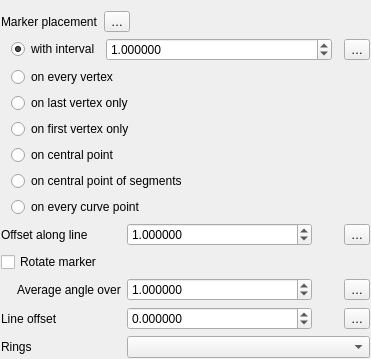
The window that src/ui/symbollayer/widget_markerline.ui (qgis/QGIS) describes before a commit, drawn with Qt 5.
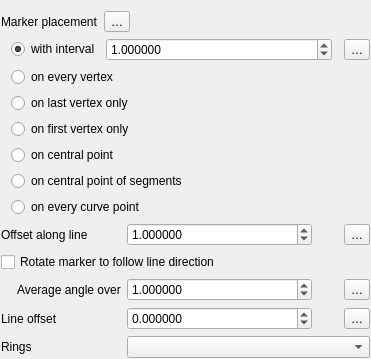
The same window after the commit. Custom widgets are drawn as their Qt base class.

Commit message:
[needs-docs] Add precision to rotate marker checkbox
and harmonize with hash line symbol layer dialog

Diff of the .ui file:
```diff
--- a/src/ui/symbollayer/widget_markerline.ui
+++ b/src/ui/symbollayer/widget_markerline.ui
@@ -360,7 +360,7 @@
      <item row="1" column="0" colspan="5">
       <widget class="QCheckBox" name="chkRotateMarker">
        <property name="text">
-        <string>Rotate marker</string>
+        <string>Rotate marker to follow line direction</string>
        </property>
       </widget>
      </item>
```
